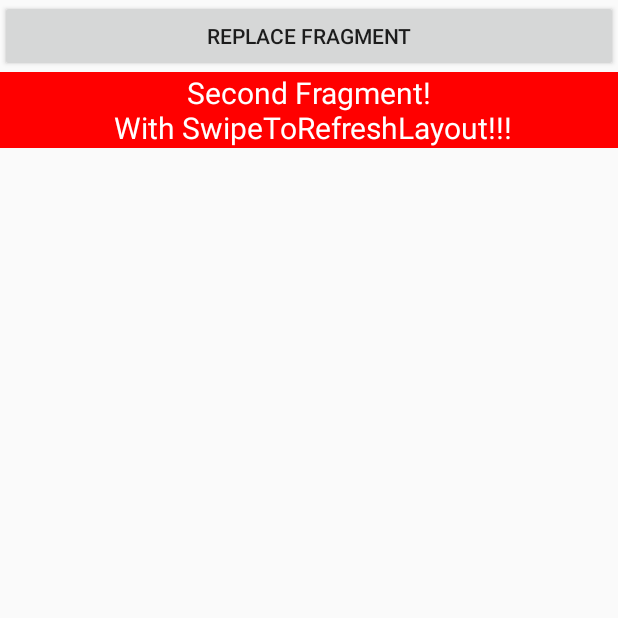
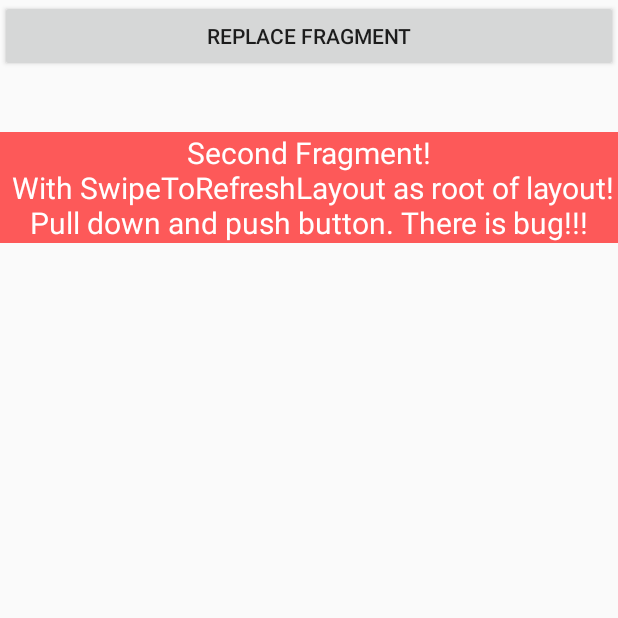
Before and after one commit to drstranges/CrazySwipeToRefreshLayout, an Android app: the screen it shows after launch (MainActivity), after a tap on "REPLACE FRAGMENT", on a phone screen of 412 x 824 dp, the top half of it. Run offline under Robolectric (Android 15) with nearby library versions, the phone set to English and light mode, and no system bars.

```diff
--- a/app/src/main/java/com/example/dromka/crazyswipetorefreshlayout/MainActivity.java
+++ b/app/src/main/java/com/example/dromka/crazyswipetorefreshlayout/MainActivity.java
@@ -18,6 +18,7 @@ public class MainActivity extends AppCompatActivity implements View.OnClickListe
         super.onCreate(savedInstanceState);
         setContentView(R.layout.activity_main);
         findViewById(R.id.button).setOnClickListener(this);
+        if (savedInstanceState == null) replaceFragment();
     }
 
     @Override
@@ -28,12 +29,12 @@ public class MainActivity extends AppCompatActivity implements View.OnClickListe
     private void replaceFragment() {
 
         FragmentManager fm = getSupportFragmentManager();
-        boolean isSecond = fm.findFragmentById(R.id.container) instanceof SecondFragment;
+        boolean isFirstFragment = fm.findFragmentById(R.id.container) instanceof FirstFragment;
         Fragment fragment;
-        if (isSecond) {
+        if (isFirstFragment) {
+            fragment = new SecondFragment();
+        } else {
             fragment = new FirstFragment();
-        } else {
-            fragment = new SecondFragment();
         }
         fm.beginTransaction()
                 .replace(R.id.container, fragment)
--- a/app/src/main/res/layout/fragment_first.xml
+++ b/app/src/main/res/layout/fragment_first.xml
@@ -14,13 +14,13 @@
             <FrameLayout xmlns:android="http://schemas.android.com/apk/res/android"
                          android:layout_width="match_parent"
                          android:layout_height="match_parent"
-                         android:background="#ff0000">
+                         android:background="#0000ff">
 
                 <TextView
                     android:layout_width="match_parent"
                     android:layout_height="match_parent"
                     android:gravity="center"
-                    android:text="First Fragment!\n With not root SwipeToRefreshLayout!"
+                    android:text="First Fragment!\n With SwipeToRefreshLayout as NOT root of layout!\nPull down and push button."
                     android:textColor="#fff"
                     android:textSize="20sp"/>
             </FrameLayout>
--- a/app/src/main/res/layout/fragment_second.xml
+++ b/app/src/main/res/layout/fragment_second.xml
@@ -5,18 +5,19 @@
 
     <android.support.v4.widget.NestedScrollView
         android:layout_width="match_parent"
-        android:layout_height="match_parent">
+        android:layout_height="match_parent"
+        android:paddingTop="40dp">
 
         <FrameLayout xmlns:android="http://schemas.android.com/apk/res/android"
                      android:layout_width="match_parent"
                      android:layout_height="match_parent"
-                     android:background="#ff0000">
+                     android:background="#A4ff0000">
 
             <TextView
                 android:layout_width="match_parent"
                 android:layout_height="match_parent"
                 android:gravity="center"
-                android:text="Second Fragment!\n With SwipeToRefreshLayout!!!"
+                android:text="Second Fragment!\n With SwipeToRefreshLayout as root of layout!\nPull down and push button. There is bug!!!"
                 android:textColor="#fff"
                 android:textSize="20sp"/>
         </FrameLayout>
--- a/build.gradle
+++ b/build.gradle
@@ -5,7 +5,7 @@ buildscript {
         jcenter()
     }
     dependencies {
-        classpath 'com.android.tools.build:gradle:2.0.0-alpha3'
+        classpath 'com.android.tools.build:gradle:2.2.0-rc2'
 
         // NOTE: Do not place your application dependencies here; they belong
         // in the individual module build.gradle files
```
Also changed, not shown: app/build.gradle (+6 -6 lines).
